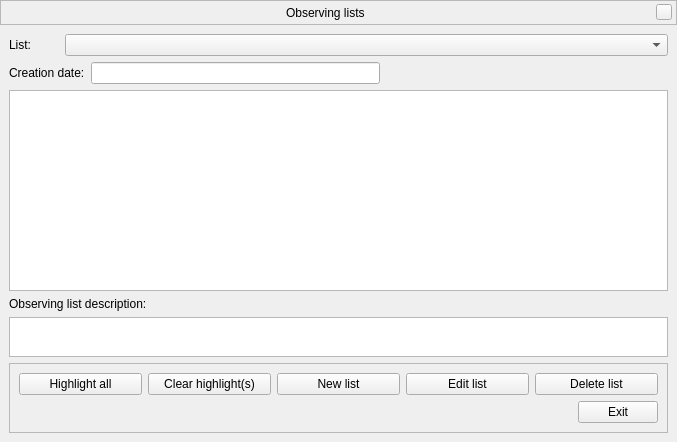
First picture: the form in src/gui/obsListDialog.ui, repository Stellarium/stellarium, before the edit.
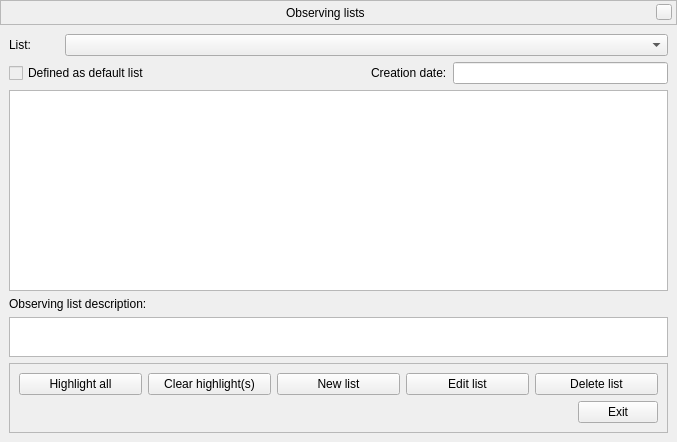
Second picture: the form after the edit. Custom widgets are drawn as their Qt base class.

What changed in the file:
```diff
--- a/src/gui/obsListDialog.ui
+++ b/src/gui/obsListDialog.ui
@@ -2,6 +2,9 @@
 <ui version="4.0">
  <class>obsListDialogForm</class>
  <widget class="QWidget" name="obsListDialogForm">
+  <property name="enabled">
+   <bool>true</bool>
+  </property>
   <property name="geometry">
    <rect>
     <x>0</x>
@@ -300,21 +303,54 @@
       <item row="6" column="0">
        <layout class="QHBoxLayout" name="horizontalLayoutDate">
         <item>
-         <widget class="QLabel" name="creationDateLabel">
+         <widget class="QCheckBox" name="obsListIsDefaultListCheckBox">
+          <property name="enabled">
+           <bool>false</bool>
+          </property>
+          <property name="palette">
+           <palette>
+            <active>
+             <colorrole role="WindowText">
+              <brush brushstyle="SolidPattern">
+               <color alpha="255">
+                <red>35</red>
+                <green>38</green>
+                <blue>39</blue>
+               </color>
+              </brush>
+             </colorrole>
+            </active>
+            <inactive>
+             <colorrole role="WindowText">
+              <brush brushstyle="SolidPattern">
+               <color alpha="255">
+                <red>35</red>
+                <green>38</green>
+                <blue>39</blue>
+               </color>
+              </brush>
+             </colorrole>
+            </inactive>
+            <disabled>
+             <colorrole role="WindowText">
+              <brush brushstyle="SolidPattern">
+               <color alpha="255">
+                <red>0</red>
+                <green>0</green>
+                <blue>0</blue>
+               </color>
+              </brush>
+             </colorrole>
+            </disabled>
+           </palette>
+          </property>
           <property name="text">
-           <string>Creation date:</string>
+           <string>Defined as default list</string>
           </property>
          </widget>
         </item>
         <item>
-         <widget class="QLineEdit" name="obsListCreationDateLineEdit">
-          <property name="readOnly">
-           <bool>true</bool>
-          </property>
-         </widget>
-        </item>
-        <item>
-         <spacer name="horizontalSpacer_2">
+         <spacer name="horizontalSpacer_3">
           <property name="orientation">
            <enum>Qt::Horizontal</enum>
           </property>
@@ -326,6 +362,20 @@
           </property>
          </spacer>
         </item>
+        <item>
+         <widget class="QLabel" name="creationDateLabel">
+          <property name="text">
+           <string>Creation date:</string>
+          </property>
+         </widget>
+        </item>
+        <item>
+         <widget class="QLineEdit" name="obsListCreationDateLineEdit">
+          <property name="readOnly">
+           <bool>true</bool>
+          </property>
+         </widget>
+        </item>
        </layout>
       </item>
      </layout>
```
